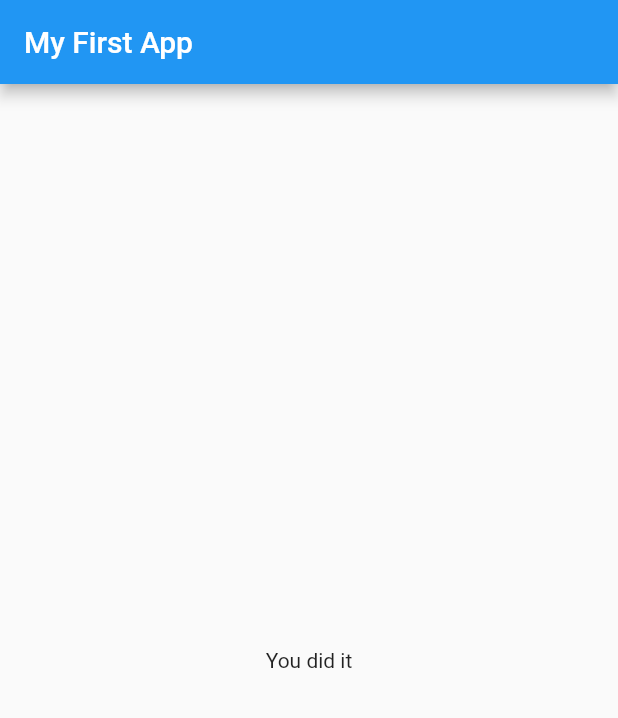
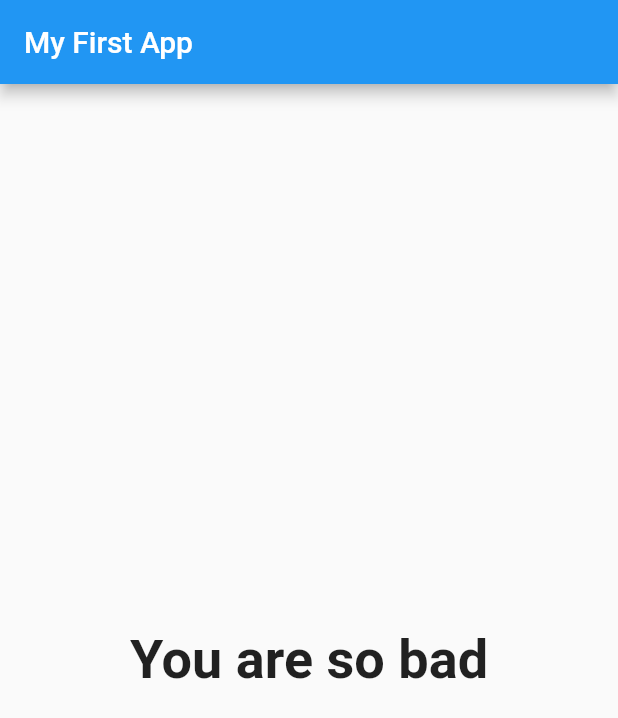
Before and after one commit to gramme01/flutter_course, a Flutter app: the screen it shows after launch, after a tap on "Black", after a tap on "Snake", after a tap on "Traversy", on a phone screen of 412 x 824 dp. Shown: the top 718 px of the screen. Run offline on Flutter 3.47's test engine with Material 2 defaults, Android fonts, the phone set to English and light mode, and no system bars.

Commit message:
C02 Getters

```diff
--- a/lib/main.dart
+++ b/lib/main.dart
@@ -47,10 +47,10 @@ class _MyAppState extends State<MyApp> {
   ];
 
   var _questionIndex = 0;
-  var _totalscore = 0;
+  var _totalScore = 0;
 
   void _answerQuestion(int score) {
-    _totalscore += score;
+    _totalScore += score;
     setState(() {
       _questionIndex = _questionIndex + 1;
     });
@@ -75,7 +75,7 @@ class _MyAppState extends State<MyApp> {
                 questionIndex: _questionIndex,
                 questions: _questions,
               )
-            : Result(),
+            : Result(_totalScore),
       ),
     );
   }
--- a/lib/result.dart
+++ b/lib/result.dart
@@ -1,10 +1,31 @@
 import 'package:flutter/material.dart';
 
 class Result extends StatelessWidget {
+  final int resultScore;
+
+  Result(this.resultScore);
+
+  String get resultPhrase {
+    String resultText;
+    if (resultScore <= 8) {
+      resultText = 'You are awesome and Innocent';
+    } else if (resultScore <= 12) {
+      resultText = 'Pretty likeable!';
+    } else if (resultScore <= 16) {
+      resultText = 'You are ... Strange!';
+    } else {
+      resultText = 'You are so bad';
+    }
+    return resultText;
+  }
+
   @override
   Widget build(BuildContext context) {
     return Center(
-      child: Text('You did it'),
+      child: Text(
+        resultPhrase,
+        style: TextStyle(fontSize: 36, fontWeight: FontWeight.bold),
+      ),
     );
   }
 }
```
